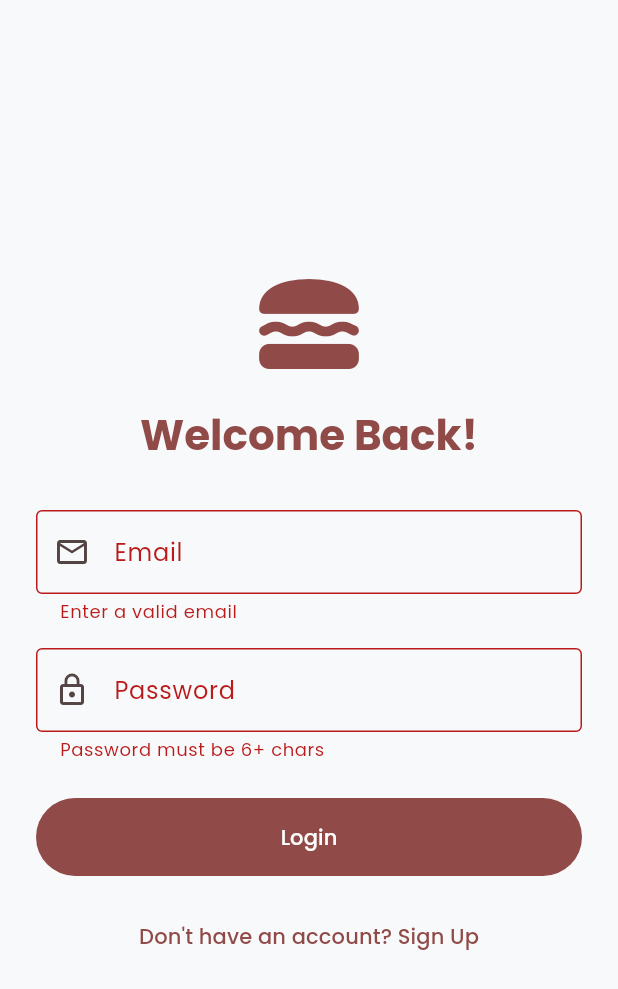
After one commit to sanket-pilane/TiffinMate, a Flutter app: the screen it shows after launch, after a tap on "Login", on a phone screen of 412 x 824 dp. The commit adds this screen. Shown: the top 989 px of the screen. Run offline on Flutter 3.47's test engine with Material 3 defaults, Android fonts, the phone set to English and light mode, and no system bars; our stand-ins replace cloud_firestore, equatable, firebase_auth, firebase_core, flutter_bloc, google_fonts and 4 more; accounts and stored records are empty; generated files the repository leaves out were written again.

Commit message:
feat: replaced anonymous auth with email/password auth and added logout

```diff
--- a/lib/data/repositories/tiffin_repository.dart
+++ b/lib/data/repositories/tiffin_repository.dart
@@ -1,11 +1,21 @@
+import 'package:firebase_auth/firebase_auth.dart';
 import 'package:tiffin_mate/data/models/tiffin_entry.dart';
 import 'package:tiffin_mate/data/models/user_profile.dart';
 
 abstract class TiffinRepository {
   Future<void> initialize();
+
+  // Auth Methods
+  Stream<User?> get authStateChanges;
+  Future<UserCredential> signIn(String email, String password);
+  Future<UserCredential> signUp(String email, String password, String name);
+  Future<void> signOut();
+
+  // Data Methods
   Future<UserProfile> getUserProfile();
   Future<void> saveUserProfile(UserProfile profile);
   Future<void> addTiffinEntry(TiffinEntry entry);
   Future<List<TiffinEntry>> getAllLocalTiffins();
   Future<void> deleteTiffinEntry(String id);
+  Future<void> syncLocalToCloud();
 }
--- a/lib/main.dart
+++ b/lib/main.dart
@@ -1,14 +1,20 @@
+import 'package:firebase_auth/firebase_auth.dart';
 import 'package:flutter/material.dart';
 import 'package:flutter_bloc/flutter_bloc.dart';
 import 'package:firebase_core/firebase_core.dart';
 import 'package:tiffin_mate/core/theme/app_theme.dart';
+import 'package:tiffin_mate/data/repositories/tiffin_repository.dart';
 import 'package:tiffin_mate/data/repositories/tiffin_repository_impl.dart';
 import 'package:tiffin_mate/logic/blocs/tiffin_bloc.dart';
 import 'package:tiffin_mate/logic/blocs/tiffin_event.dart';
-import 'package:tiffin_mate/presentation/screens/home_screen.dart'; // Changed import
+import 'package:tiffin_mate/presentation/screens/auth_screen.dart';
+import 'package:tiffin_mate/presentation/screens/home_screen.dart';
+import 'firebase_options.dart';
 
 void main() async {
   WidgetsFlutterBinding.ensureInitialized();
+
+  await Firebase.initializeApp(options: DefaultFirebaseOptions.currentPlatform);
 
   final tiffinRepository = TiffinRepositoryImpl();
   await tiffinRepository.initialize();
@@ -17,27 +23,50 @@ void main() async {
 }
 
 class TiffinApp extends StatelessWidget {
-  final TiffinRepositoryImpl
-  repository; // Use specific type if needed or interface
+  final TiffinRepository repository;
 
   const TiffinApp({super.key, required this.repository});
 
   @override
   Widget build(BuildContext context) {
-    return MultiBlocProvider(
-      providers: [
-        BlocProvider(
-          create: (context) =>
-              TiffinBloc(repository: repository)..add(LoadTiffins()),
-        ),
-      ],
+    return RepositoryProvider.value(
+      value: repository,
       child: MaterialApp(
         title: 'TiffinMate',
         debugShowCheckedModeBanner: false,
         theme: AppTheme.lightTheme,
         darkTheme: AppTheme.darkTheme,
         themeMode: ThemeMode.system,
-        home: const HomeScreen(), // Changed to HomeScreen
+        // The StreamBuilder listens to Firebase Auth changes
+        home: StreamBuilder<User?>(
+          stream: repository.authStateChanges,
+          builder: (context, snapshot) {
+            // If the stream is waiting (app start), show a loader
+            if (snapshot.connectionState == ConnectionState.waiting) {
+              return const Scaffold(
+                body: Center(child: CircularProgressIndicator()),
+              );
+            }
+
+            // If user is logged in
+            if (snapshot.hasData) {
+              return MultiBlocProvider(
+                providers: [
+                  // Re-create the Bloc when the user changes to ensure data isolation
+                  BlocProvider(
+                    key: ValueKey(snapshot.data!.uid),
+                    create: (context) =>
+                        TiffinBloc(repository: repository)..add(LoadTiffins()),
+                  ),
+                ],
+                child: const HomeScreen(),
+              );
+            }
+
+            // If user is logged out
+            return AuthScreen(repository: repository);
+          },
+        ),
       ),
     );
   }
--- /dev/null
+++ b/lib/presentation/screens/auth_screen.dart
@@ -0,0 +1,158 @@
+import 'package:flutter/material.dart';
+import 'package:tiffin_mate/data/repositories/tiffin_repository.dart';
+
+class AuthScreen extends StatefulWidget {
+  final TiffinRepository repository;
+
+  const AuthScreen({super.key, required this.repository});
+
+  @override
+  State<AuthScreen> createState() => _AuthScreenState();
+}
+
+class _AuthScreenState extends State<AuthScreen> {
+  bool _isLogin = true;
+  bool _isLoading = false;
+
+  final _formKey = GlobalKey<FormState>();
+  final _emailController = TextEditingController();
+  final _passwordController = TextEditingController();
+  final _nameController = TextEditingController();
+
+  Future<void> _submit() async {
+    if (!_formKey.currentState!.validate()) return;
+
+    setState(() => _isLoading = true);
+
+    try {
+      if (_isLogin) {
+        await widget.repository.signIn(
+          _emailController.text.trim(),
+          _passwordController.text.trim(),
+        );
+      } else {
+        await widget.repository.signUp(
+          _emailController.text.trim(),
+          _passwordController.text.trim(),
+          _nameController.text.trim(),
+        );
+      }
+      // Success is handled by the stream in main.dart
+    } catch (e) {
+      if (mounted) {
+        ScaffoldMessenger.of(context).showSnackBar(
+          SnackBar(
+            content: Text(e.toString().split(']').last.trim()),
+            backgroundColor: Colors.red,
+          ),
+        );
+      }
+    } finally {
+      if (mounted) setState(() => _isLoading = false);
+    }
+  }
+
+  @override
+  Widget build(BuildContext context) {
+    final theme = Theme.of(context);
+
+    return Scaffold(
+      body: Center(
+        child: SingleChildScrollView(
+          padding: const EdgeInsets.all(24),
+          child: Form(
+            key: _formKey,
+            child: Column(
+              crossAxisAlignment: CrossAxisAlignment.stretch,
+              mainAxisAlignment: MainAxisAlignment.center,
+              children: [
+                Icon(
+                  Icons.lunch_dining_rounded,
+                  size: 80,
+                  color: theme.colorScheme.primary,
+                ),
+                const SizedBox(height: 16),
+                Text(
+                  _isLogin ? "Welcome Back!" : "Join TiffinMate",
+                  style: theme.textTheme.headlineMedium?.copyWith(
+                    fontWeight: FontWeight.bold,
+                    color: theme.colorScheme.primary,
+                  ),
+                  textAlign: TextAlign.center,
+                ),
+                const SizedBox(height: 32),
+
+                if (!_isLogin) ...[
+                  TextFormField(
+                    controller: _nameController,
+                    decoration: const InputDecoration(
+                      labelText: "Full Name",
+                      prefixIcon: Icon(Icons.person_outline),
+                      border: OutlineInputBorder(),
+                    ),
+                    validator: (value) =>
+                        value!.isEmpty ? "Enter your name" : null,
+                  ),
+                  const SizedBox(height: 16),
+                ],
+
+                TextFormField(
+                  controller: _emailController,
+                  keyboardType: TextInputType.emailAddress,
+                  decoration: const InputDecoration(
+                    labelText: "Email",
+                    prefixIcon: Icon(Icons.email_outlined),
+                    border: OutlineInputBorder(),
+                  ),
+                  validator: (value) =>
+                      !value!.contains('@') ? "Enter a valid email" : null,
+                ),
+                const SizedBox(height: 16),
+
+                TextFormField(
+                  controller: _passwordController,
+                  obscureText: true,
+                  decoration: const InputDecoration(
+                    labelText: "Password",
+                    prefixIcon: Icon(Icons.lock_outline),
+                    border: OutlineInputBorder(),
+                  ),
+                  validator: (value) =>
+                      value!.length < 6 ? "Password must be 6+ chars" : null,
+                ),
+                const SizedBox(height: 24),
+
+                FilledButton(
+                  onPressed: _isLoading ? null : _submit,
+                  style: FilledButton.styleFrom(
+                    padding: const EdgeInsets.symmetric(vertical: 16),
+                  ),
+                  child: _isLoading
+                      ? const SizedBox(
+                          height: 20,
+                          width: 20,
+                          child: CircularProgressIndicator(
+                            strokeWidth: 2,
+                            color: Colors.white,
+                          ),
+                        )
+                      : Text(_isLogin ? "Login" : "Sign Up"),
+                ),
+                const SizedBox(height: 16),
+
+                TextButton(
+                  onPressed: () => setState(() => _isLogin = !_isLogin),
+                  child: Text(
+                    _isLogin
+                        ? "Don't have an account? Sign Up"
+                        : "Already have an account? Login",
+                  ),
+                ),
+              ],
+            ),
+          ),
+        ),
+      ),
+    );
+  }
+}
```
Also changed, not shown: lib/data/models/tiffin_entry.dart (+23 -0 lines), lib/data/repositories/tiffin_repository_impl.dart (+122 -0 lines), lib/presentation/screens/dashboard_screen.dart (+15 -2 lines), lib/presentation/screens/setting_screen.dart (+28 -14 lines).
